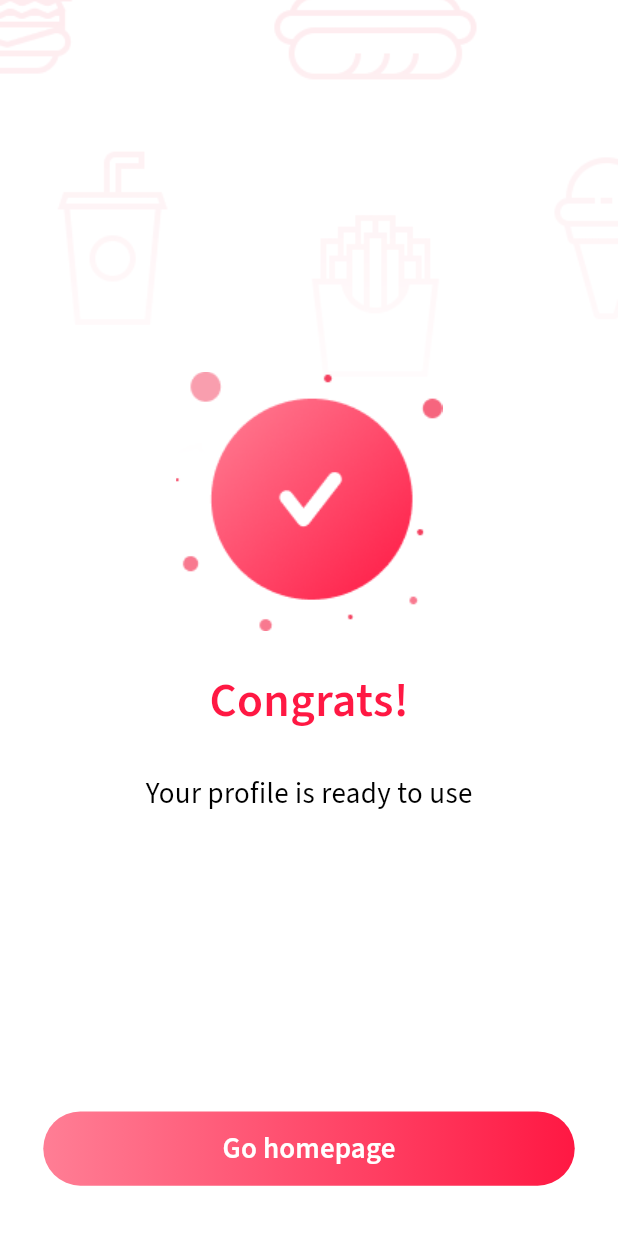
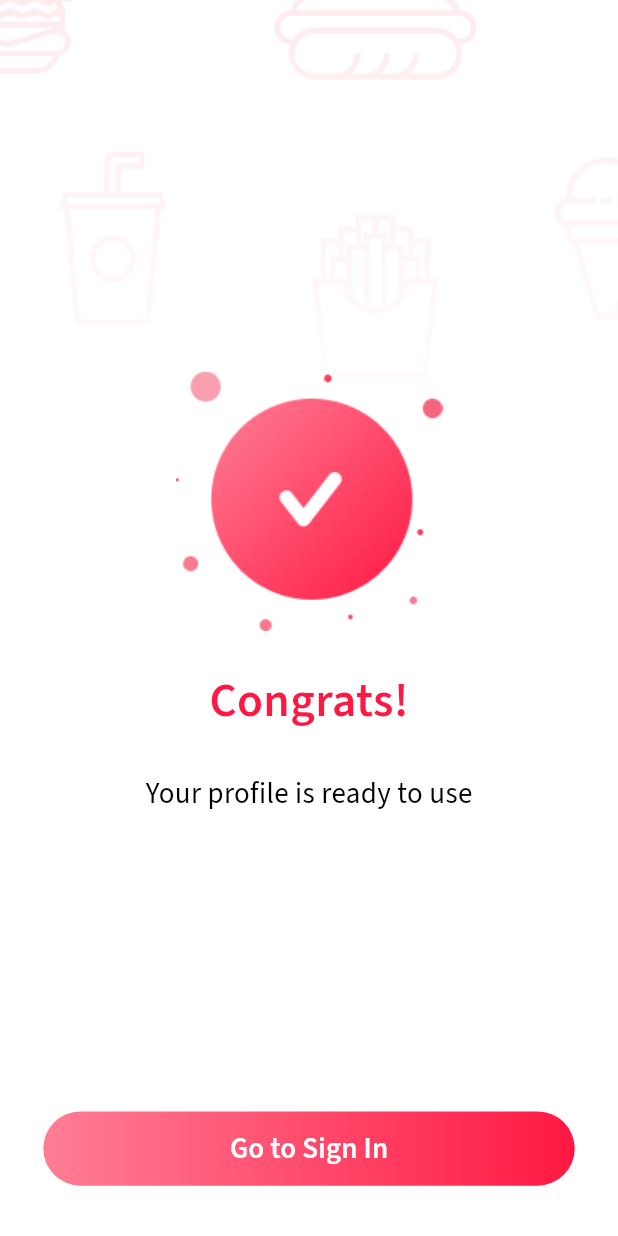
Before and after one commit to OtabekNuriddinov/foode_delivery, a Flutter app: the CongratsScreen screen opened directly, on a phone screen of 412 x 824 dp. Run offline on Flutter 3.47's test engine with Material 3 defaults, Android fonts, the phone set to English and light mode, and no system bars; our stand-ins replace cloud_firestore, firebase_auth, firebase_core, flutter_bloc, geocoding, geolocator and 5 more; missing offline and left inert: yandex_mapkit; accounts and stored records are empty.

Commit message:
[002] CongratsScreen da o'zgartirish kiritildi

```diff
--- a/lib/feature/auth/presentation/bloc/auth_bloc.dart
+++ b/lib/feature/auth/presentation/bloc/auth_bloc.dart
@@ -1,5 +1,4 @@
 import 'dart:async';
-
 import 'package:foode_delivery/feature/auth/data/models/location_model.dart';
 import 'package:foode_delivery/feature/auth/data/repositories/auth_repository_impl.dart';
 import '../../data/models/user_model.dart';
--- a/lib/feature/auth/presentation/sign_in/sign_in_screen.dart
+++ b/lib/feature/auth/presentation/sign_in/sign_in_screen.dart
@@ -61,7 +61,7 @@ class _SignInScreenState extends State<SignInScreen> {
     return BlocListener<AuthBloc, AuthState>(
       listener: (context, state) {
         if (state is AuthLoading) {
-          print("⏳ Auth Loading state received");
+          print("Auth Loading state received");
         }
         else if (state is AuthSignInSuccess) {
           ScaffoldMessenger.of(context).showSnackBar(
@@ -75,7 +75,7 @@ class _SignInScreenState extends State<SignInScreen> {
         else if (state is AuthFailure) {
           ScaffoldMessenger.of(context).showSnackBar(
             SnackBar(
-              content: Text(state.message),
+              content: Text("User is not registered!"),
               backgroundColor: Colors.red,
             ),
           );
--- a/lib/feature/auth/presentation/sign_up/congrats/congrats_screen.dart
+++ b/lib/feature/auth/presentation/sign_up/congrats/congrats_screen.dart
@@ -108,9 +108,9 @@ class _CongratsScreenState extends State<CongratsScreen> with SingleTickerProvid
                   child: MainButton(
                       color1: AppColors.pink,
                       color2: AppColors.darkPink,
-                      text: "Go homepage",
+                      text: "Go to Sign In",
                       onPressed: (){
-                        context.go('/home');
+                        context.go('/sign-in');
                       },
                   ),
                 )
--- a/lib/feature/auth/presentation/sign_up/fill_bio/components/custom_date_picker.dart
+++ b/lib/feature/auth/presentation/sign_up/fill_bio/components/custom_date_picker.dart
@@ -41,7 +41,6 @@ class _CustomDatePickerState extends State<CustomDatePicker> {
                 initialDate: selectedDate ?? now,
                 firstDate: DateTime(2000),
                 lastDate: DateTime(now.year + 10),
-
                 builder: (context, child) {
                   return Theme(
                     data: Theme.of(context).copyWith(
```
Also changed, not shown: lib/feature/auth/presentation/sign_up/fill_bio/fill_bio_screen.dart (+2 -10 lines).
